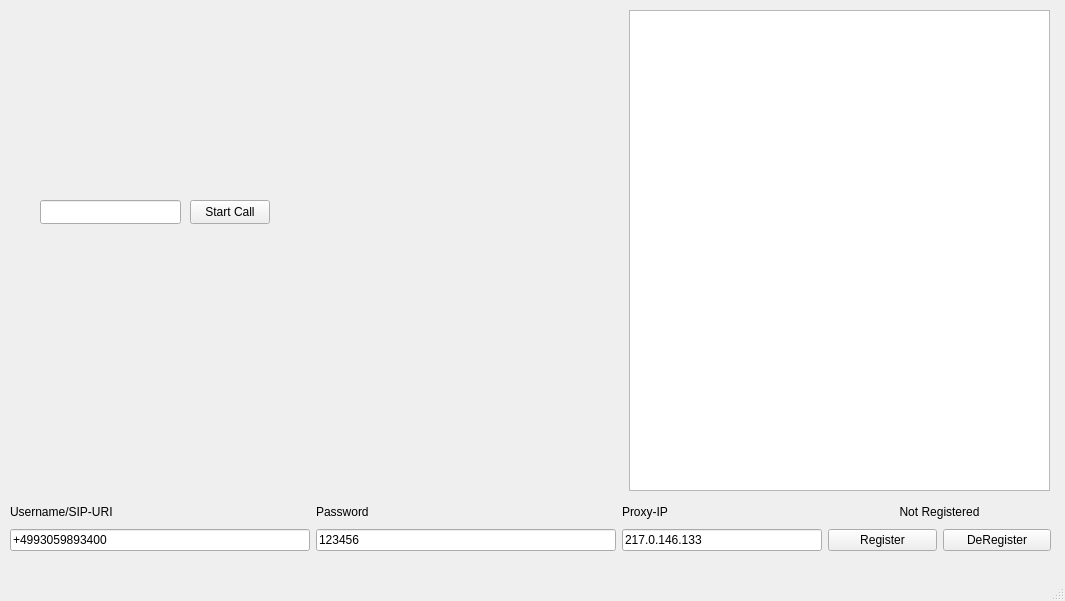
Qt form mainwindow.ui (dkuehnl/rtp_generator) before a commit.
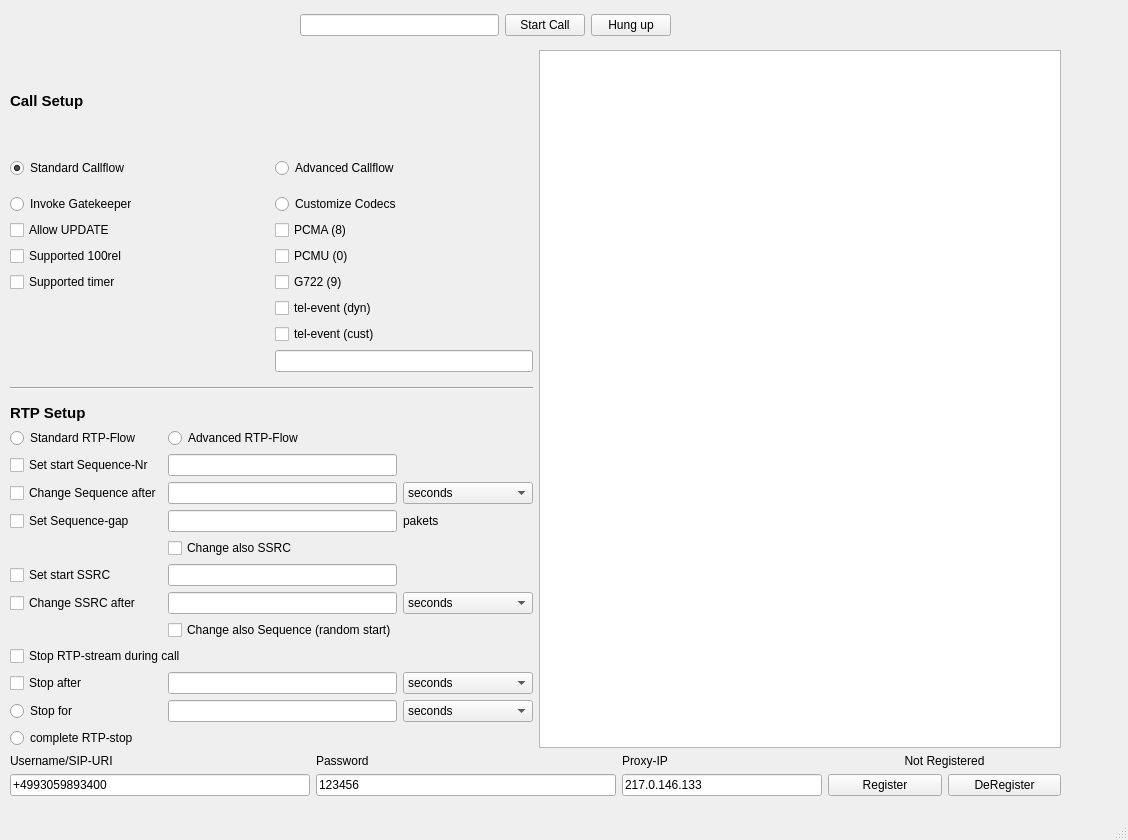
The same form after that commit. Custom widgets are drawn as their Qt base class.

Commit message: added planned ui-features

```diff
--- a/mainwindow.ui
+++ b/mainwindow.ui
@@ -6,8 +6,8 @@
    <rect>
     <x>0</x>
     <y>0</y>
-    <width>1065</width>
-    <height>601</height>
+    <width>1128</width>
+    <height>840</height>
    </rect>
   </property>
   <property name="windowTitle">
@@ -18,137 +18,630 @@
     <property name="geometry">
      <rect>
       <x>10</x>
-      <y>500</y>
-      <width>1041</width>
-      <height>51</height>
+      <y>50</y>
+      <width>1051</width>
+      <height>746</height>
      </rect>
     </property>
-    <layout class="QGridLayout" name="gridLayout">
-     <item row="1" column="2">
-      <widget class="QLineEdit" name="leProxyIp">
-       <property name="maximumSize">
-        <size>
-         <width>200</width>
-         <height>16777215</height>
-        </size>
+    <layout class="QGridLayout" name="centralLayout">
+     <item row="0" column="1" rowspan="3">
+      <widget class="FlowChart" name="gvFlowChart">
+       <property name="enabled">
+        <bool>true</bool>
        </property>
-       <property name="text">
-        <string>217.0.146.133</string>
+       <property name="sizePolicy">
+        <sizepolicy hsizetype="Minimum" vsizetype="Expanding">
+         <horstretch>0</horstretch>
+         <verstretch>0</verstretch>
+        </sizepolicy>
        </property>
-      </widget>
-     </item>
-     <item row="1" column="0">
-      <widget class="QLineEdit" name="leUser">
-       <property name="maximumSize">
+       <property name="minimumSize">
         <size>
          <width>300</width>
-         <height>16777215</height>
+         <height>0</height>
         </size>
        </property>
-       <property name="text">
-        <string>+4993059893400</string>
+       <property name="autoFillBackground">
+        <bool>true</bool>
        </property>
-      </widget>
-     </item>
-     <item row="1" column="1">
-      <widget class="QLineEdit" name="lePassword">
-       <property name="maximumSize">
-        <size>
-         <width>300</width>
-         <height>16777215</height>
-        </size>
-       </property>
-       <property name="text">
-        <string>123456</string>
+       <property name="backgroundBrush">
+        <brush brushstyle="SolidPattern">
+         <color alpha="255">
+          <red>230</red>
+          <green>230</green>
+          <blue>230</blue>
+         </color>
+        </brush>
        </property>
       </widget>
      </item>
      <item row="0" column="0">
-      <widget class="QLabel" name="label">
-       <property name="text">
-        <string>Username/SIP-URI</string>
-       </property>
-      </widget>
-     </item>
-     <item row="0" column="1">
-      <widget class="QLabel" name="label_2">
-       <property name="text">
-        <string>Password</string>
-       </property>
-      </widget>
-     </item>
-     <item row="0" column="2">
-      <widget class="QLabel" name="label_3">
-       <property name="text">
-        <string>Proxy-IP</string>
-       </property>
-      </widget>
-     </item>
-     <item row="0" column="3" rowspan="2">
-      <layout class="QGridLayout" name="gridLayout_2">
+      <layout class="QGridLayout" name="callSetupLayout">
+       <item row="8" column="1">
+        <widget class="QCheckBox" name="checkBox_8">
+         <property name="text">
+          <string>tel-event (cust)</string>
+         </property>
+         <property name="checkable">
+          <bool>true</bool>
+         </property>
+        </widget>
+       </item>
+       <item row="5" column="0">
+        <widget class="QCheckBox" name="checkBox_2">
+         <property name="layoutDirection">
+          <enum>Qt::LayoutDirection::LeftToRight</enum>
+         </property>
+         <property name="text">
+          <string>Supported 100rel</string>
+         </property>
+         <property name="checkable">
+          <bool>true</bool>
+         </property>
+        </widget>
+       </item>
+       <item row="9" column="1">
+        <widget class="QLineEdit" name="lineEdit">
+         <property name="sizePolicy">
+          <sizepolicy hsizetype="Minimum" vsizetype="Fixed">
+           <horstretch>0</horstretch>
+           <verstretch>0</verstretch>
+          </sizepolicy>
+         </property>
+         <property name="readOnly">
+          <bool>false</bool>
+         </property>
+        </widget>
+       </item>
+       <item row="2" column="0" colspan="2">
+        <spacer name="verticalSpacer">
+         <property name="orientation">
+          <enum>Qt::Orientation::Vertical</enum>
+         </property>
+         <property name="sizeType">
+          <enum>QSizePolicy::Policy::Minimum</enum>
+         </property>
+         <property name="sizeHint" stdset="0">
+          <size>
+           <width>20</width>
+           <height>10</height>
+          </size>
+         </property>
+        </spacer>
+       </item>
        <item row="1" column="0">
-        <widget class="QPushButton" name="btnRegister">
+        <widget class="QRadioButton" name="radioButton_3">
          <property name="text">
-          <string>Register</string>
+          <string>Standard Callflow</string>
+         </property>
+         <property name="checked">
+          <bool>true</bool>
+         </property>
+        </widget>
+       </item>
+       <item row="3" column="1">
+        <widget class="QRadioButton" name="radioButton_6">
+         <property name="text">
+          <string>Customize Codecs</string>
+         </property>
+         <property name="checkable">
+          <bool>true</bool>
+         </property>
+        </widget>
+       </item>
+       <item row="7" column="1">
+        <widget class="QCheckBox" name="checkBox_7">
+         <property name="text">
+          <string>tel-event (dyn)</string>
+         </property>
+         <property name="checkable">
+          <bool>true</bool>
+         </property>
+        </widget>
+       </item>
+       <item row="6" column="1">
+        <widget class="QCheckBox" name="checkBox_6">
+         <property name="text">
+          <string>G722 (9)</string>
+         </property>
+         <property name="checkable">
+          <bool>true</bool>
+         </property>
+        </widget>
+       </item>
+       <item row="5" column="1">
+        <widget class="QCheckBox" name="checkBox_5">
+         <property name="text">
+          <string>PCMU (0)</string>
+         </property>
+         <property name="checkable">
+          <bool>true</bool>
          </property>
         </widget>
        </item>
        <item row="1" column="1">
-        <widget class="QPushButton" name="btnDeRegister">
+        <widget class="QRadioButton" name="radioButton_4">
          <property name="text">
-          <string>DeRegister</string>
+          <string>Advanced Callflow</string>
+         </property>
+        </widget>
+       </item>
+       <item row="3" column="0">
+        <widget class="QRadioButton" name="radioButton_5">
+         <property name="text">
+          <string>Invoke Gatekeeper</string>
+         </property>
+         <property name="checkable">
+          <bool>true</bool>
+         </property>
+        </widget>
+       </item>
+       <item row="4" column="0">
+        <widget class="QCheckBox" name="checkBox">
+         <property name="layoutDirection">
+          <enum>Qt::LayoutDirection::LeftToRight</enum>
+         </property>
+         <property name="text">
+          <string>Allow UPDATE</string>
+         </property>
+         <property name="checkable">
+          <bool>true</bool>
+         </property>
+        </widget>
+       </item>
+       <item row="4" column="1">
+        <widget class="QCheckBox" name="checkBox_4">
+         <property name="text">
+          <string>PCMA (8)</string>
+         </property>
+         <property name="checkable">
+          <bool>true</bool>
+         </property>
+        </widget>
+       </item>
+       <item row="6" column="0">
+        <widget class="QCheckBox" name="checkBox_3">
+         <property name="layoutDirection">
+          <enum>Qt::LayoutDirection::LeftToRight</enum>
+         </property>
+         <property name="text">
+          <string>Supported timer</string>
+         </property>
+         <property name="checkable">
+          <bool>true</bool>
          </property>
         </widget>
        </item>
        <item row="0" column="0" colspan="2">
-        <widget class="QLabel" name="lblRegState">
-         <property name="layoutDirection">
-          <enum>Qt::LayoutDirection::LeftToRight</enum>
+        <widget class="QLabel" name="label_7">
+         <property name="sizePolicy">
+          <sizepolicy hsizetype="Preferred" vsizetype="Minimum">
+           <horstretch>0</horstretch>
+           <verstretch>0</verstretch>
+          </sizepolicy>
          </property>
+         <property name="font">
+          <font>
+           <pointsize>11</pointsize>
+           <bold>true</bold>
+          </font>
+         </property>
          <property name="text">
-          <string>Not Registered</string>
+          <string>Call Setup</string>
          </property>
-         <property name="alignment">
-          <set>Qt::AlignmentFlag::AlignCenter</set>
+        </widget>
+       </item>
+      </layout>
+     </item>
+     <item row="2" column="0">
+      <layout class="QGridLayout" name="rtpSetupLayout">
+       <item row="10" column="2">
+        <widget class="QComboBox" name="comboBox_3">
+         <item>
+          <property name="text">
+           <string>seconds</string>
+          </property>
+         </item>
+         <item>
+          <property name="text">
+           <string>pakets</string>
+          </property>
+         </item>
+        </widget>
+       </item>
+       <item row="7" column="1">
+        <widget class="QLineEdit" name="lineEdit_6">
+         <property name="sizePolicy">
+          <sizepolicy hsizetype="Minimum" vsizetype="Fixed">
+           <horstretch>0</horstretch>
+           <verstretch>0</verstretch>
+          </sizepolicy>
          </property>
         </widget>
        </item>
+       <item row="3" column="0">
+        <widget class="QCheckBox" name="checkBox_10">
+         <property name="text">
+          <string>Change Sequence after</string>
+         </property>
+        </widget>
+       </item>
+       <item row="6" column="0">
+        <widget class="QCheckBox" name="checkBox_13">
+         <property name="text">
+          <string>Set start SSRC</string>
+         </property>
+        </widget>
+       </item>
+       <item row="0" column="0" colspan="3">
+        <widget class="QLabel" name="label_4">
+         <property name="sizePolicy">
+          <sizepolicy hsizetype="Preferred" vsizetype="Minimum">
+           <horstretch>0</horstretch>
+           <verstretch>0</verstretch>
+          </sizepolicy>
+         </property>
+         <property name="font">
+          <font>
+           <pointsize>11</pointsize>
+           <bold>true</bold>
+          </font>
+         </property>
+         <property name="text">
+          <string>RTP Setup</string>
+         </property>
+        </widget>
+       </item>
+       <item row="9" column="0" colspan="2">
+        <widget class="QCheckBox" name="checkBox_16">
+         <property name="text">
+          <string>Stop RTP-stream during call</string>
+         </property>
+        </widget>
+       </item>
+       <item row="1" column="0">
+        <widget class="QRadioButton" name="radioButton">
+         <property name="text">
+          <string>Standard RTP-Flow</string>
+         </property>
+        </widget>
+       </item>
+       <item row="3" column="2">
+        <widget class="QComboBox" name="comboBox">
+         <item>
+          <property name="text">
+           <string>seconds</string>
+          </property>
+         </item>
+         <item>
+          <property name="text">
+           <string>pakets</string>
+          </property>
+         </item>
+        </widget>
+       </item>
+       <item row="11" column="1">
+        <widget class="QLineEdit" name="lineEdit_8">
+         <property name="sizePolicy">
+          <sizepolicy hsizetype="Minimum" vsizetype="Fixed">
+           <horstretch>0</horstretch>
+           <verstretch>0</verstretch>
+          </sizepolicy>
+         </property>
+        </widget>
+       </item>
+       <item row="3" column="1">
+        <widget class="QLineEdit" name="lineEdit_3">
+         <property name="sizePolicy">
+          <sizepolicy hsizetype="Minimum" vsizetype="Fixed">
+           <horstretch>0</horstretch>
+           <verstretch>0</verstretch>
+          </sizepolicy>
+         </property>
+        </widget>
+       </item>
+       <item row="2" column="1">
+        <widget class="QLineEdit" name="lineEdit_2">
+         <property name="sizePolicy">
+          <sizepolicy hsizetype="Minimum" vsizetype="Fixed">
+           <horstretch>0</horstretch>
+           <verstretch>0</verstretch>
+          </sizepolicy>
+         </property>
+        </widget>
+       </item>
+       <item row="10" column="0">
+        <widget class="QCheckBox" name="checkBox_17">
+         <property name="text">
+          <string>Stop after</string>
+         </property>
+        </widget>
+       </item>
+       <item row="2" column="0">
+        <widget class="QCheckBox" name="checkBox_9">
+         <property name="text">
+          <string>Set start Sequence-Nr</string>
+         </property>
+        </widget>
+       </item>
+       <item row="4" column="1">
+        <widget class="QLineEdit" name="lineEdit_4">
+         <property name="sizePolicy">
+          <sizepolicy hsizetype="Minimum" vsizetype="Fixed">
+           <horstretch>0</horstretch>
+           <verstretch>0</verstretch>
+          </sizepolicy>
+         </property>
+        </widget>
+       </item>
+       <item row="7" column="0">
+        <widget class="QCheckBox" name="checkBox_14">
+         <property name="text">
+          <string>Change SSRC after</string>
+         </property>
+        </widget>
+       </item>
+       <item row="5" column="1">
+        <widget class="QCheckBox" name="checkBox_11">
+         <property name="text">
+          <string>Change also SSRC</string>
+         </property>
+        </widget>
+       </item>
+       <item row="10" column="1">
+        <widget class="QLineEdit" name="lineEdit_7">
+         <property name="sizePolicy">
+          <sizepolicy hsizetype="Minimum" vsizetype="Fixed">
+           <horstretch>0</horstretch>
+           <verstretch>0</verstretch>
+          </sizepolicy>
+         </property>
+        </widget>
+       </item>
+       <item row="11" column="0">
+        <widget class="QRadioButton" name="radioButton_7">
+         <property name="text">
+          <string>Stop for</string>
+         </property>
+        </widget>
+       </item>
+       <item row="6" column="1">
+        <widget class="QLineEdit" name="lineEdit_5">
+         <property name="sizePolicy">
+          <sizepolicy hsizetype="Minimum" vsizetype="Fixed">
+           <horstretch>0</horstretch>
+           <verstretch>0</verstretch>
+          </sizepolicy>
+         </property>
+        </widget>
+       </item>
+       <item row="12" column="0">
+        <widget class="QRadioButton" name="radioButton_8">
+         <property name="text">
+          <string>complete RTP-stop</string>
+         </property>
+        </widget>
+       </item>
+       <item row="4" column="2">
+        <widget class="QLabel" name="label_5">
+         <property name="text">
+          <string>pakets</string>
+         </property>
+        </widget>
+       </item>
+       <item row="8" column="1">
+        <widget class="QCheckBox" name="checkBox_15">
+         <property name="text">
+          <string>Change also Sequence (random start)</string>
+         </property>
+        </widget>
+       </item>
+       <item row="11" column="2">
+        <widget class="QComboBox" name="comboBox_4">
+         <item>
+          <property name="text">
+           <string>seconds</string>
+          </property>
+         </item>
+         <item>
+          <property name="text">
+           <string>pakets</string>
+          </property>
+         </item>
+        </widget>
+       </item>
+       <item row="1" column="1" colspan="2">
+        <widget class="QRadioButton" name="radioButton_2">
+         <property name="text">
+          <string>Advanced RTP-Flow</string>
+         </property>
+        </widget>
+       </item>
+       <item row="4" column="0">
+        <widget class="QCheckBox" name="checkBox_12">
+         <property name="text">
+          <string>Set Sequence-gap</string>
+         </property>
+        </widget>
+       </item>
+       <item row="7" column="2">
+        <widget class="QComboBox" name="comboBox_2">
+         <item>
+          <property name="text">
+           <string>seconds</string>
+          </property>
+         </item>
+         <item>
+          <property name="text">
+           <string>pakets</string>
+          </property>
+         </item>
+        </widget>
+       </item>
       </layout>
      </item>
+     <item row="3" column="0" colspan="2">
+      <layout class="QGridLayout" name="RegLayout">
+       <item row="1" column="2">
+        <widget class="QLineEdit" name="leProxyIp">
+         <property name="maximumSize">
+          <size>
+           <width>200</width>
+           <height>16777215</height>
+          </size>
+         </property>
+         <property name="text">
+          <string>217.0.146.133</string>
+         </property>
+        </widget>
+       </item>
+       <item row="1" column="0">
+        <widget class="QLineEdit" name="leUser">
+         <property name="maximumSize">
+          <size>
+           <width>300</width>
+           <height>16777215</height>
+          </size>
+         </property>
+         <property name="text">
+          <string>+4993059893400</string>
+         </property>
+        </widget>
+       </item>
+       <item row="1" column="1">
+        <widget class="QLineEdit" name="lePassword">
+         <property name="maximumSize">
+          <size>
+           <width>300</width>
+           <height>16777215</height>
+          </size>
+         </property>
+         <property name="text">
+          <string>123456</string>
+         </property>
+        </widget>
+       </item>
+       <item row="0" column="0">
+        <widget class="QLabel" name="label">
+         <property name="sizePolicy">
+          <sizepolicy hsizetype="Preferred" vsizetype="Fixed">
+           <horstretch>0</horstretch>
+           <verstretch>0</verstretch>
+          </sizepolicy>
+         </property>
+         <property name="text">
+          <string>Username/SIP-URI</string>
+         </property>
+        </widget>
+       </item>
+       <item row="0" column="1">
+        <widget class="QLabel" name="label_2">
+         <property name="sizePolicy">
+          <sizepolicy hsizetype="Preferred" vsizetype="Fixed">
+           <horstretch>0</horstretch>
+           <verstretch>0</verstretch>
+          </sizepolicy>
+         </property>
+         <property name="text">
+          <string>Password</string>
+         </property>
+        </widget>
+       </item>
+       <item row="0" column="2">
+        <widget class="QLabel" name="label_3">
+         <property name="sizePolicy">
+          <sizepolicy hsizetype="Preferred" vsizetype="Fixed">
+           <horstretch>0</horstretch>
+           <verstretch>0</verstretch>
+          </sizepolicy>
+         </property>
+         <property name="text">
+          <string>Proxy-IP</string>
+         </property>
+        </widget>
+       </item>
+       <item row="0" column="3" rowspan="2">
+        <layout class="QGridLayout" name="gridLayout_2">
+         <item row="1" column="0">
+          <widget class="QPushButton" name="btnRegister">
+           <property name="text">
+            <string>Register</string>
+           </property>
+          </widget>
+         </item>
+         <item row="1" column="1">
+          <widget class="QPushButton" name="btnDeRegister">
+           <property name="text">
+            <string>DeRegister</string>
+           </property>
+          </widget>
+         </item>
+         <item row="0" column="0" colspan="2">
+          <widget class="QLabel" name="lblRegState">
+           <property name="sizePolicy">
+            <sizepolicy hsizetype="Preferred" vsizetype="Fixed">
+             <horstretch>0</horstretch>
+             <verstretch>0</verstretch>
+            </sizepolicy>
+           </property>
+           <property name="layoutDirection">
+            <enum>Qt::LayoutDirection::LeftToRight</enum>
+           </property>
+           <property name="text">
+            <string>Not Registered</string>
+           </property>
+           <property name="alignment">
+            <set>Qt::AlignmentFlag::AlignCenter</set>
+           </property>
+          </widget>
+         </item>
+        </layout>
+       </item>
+      </layout>
+     </item>
+     <item row="1" column="0">
+      <widget class="Line" name="line">
+       <property name="minimumSize">
+        <size>
+         <width>0</width>
+         <height>20</height>
+        </size>
+       </property>
+       <property name="orientation">
+        <enum>Qt::Orientation::Horizontal</enum>
+       </property>
+      </widget>
+     </item>
     </layout>
    </widget>
-   <widget class="FlowChart" name="gvFlowChart">
+   <widget class="QWidget" name="horizontalLayoutWidget">
     <property name="geometry">
      <rect>
-      <x>629</x>
+      <x>300</x>
       <y>10</y>
-      <width>421</width>
-      <height>481</height>
+      <width>371</width>
+      <height>31</height>
      </rect>
     </property>
-   </widget>
-   <widget class="QLineEdit" name="leDestination">
-    <property name="geometry">
-     <rect>
-      <x>40</x>
-      <y>200</y>
-      <width>141</width>
-      <height>24</height>
-     </rect>
-    </property>
-   </widget>
-   <widget class="QPushButton" name="btnCall">
-    <property name="geometry">
-     <rect>
-      <x>190</x>
-      <y>200</y>
-      <width>80</width>
-      <height>24</height>
-     </rect>
-    </property>
-    <property name="text">
-     <string>Start Call</string>
-    </property>
+    <layout class="QHBoxLayout" name="horizontalLayout">
+     <item>
+      <widget class="QLineEdit" name="leDestination"/>
+     </item>
+     <item>
+      <widget class="QPushButton" name="btnCall">
+       <property name="text">
+        <string>Start Call</string>
+       </property>
+      </widget>
+     </item>
+     <item>
+      <widget class="QPushButton" name="btnEndCall">
+       <property name="text">
+        <string>Hung up</string>
+       </property>
+      </widget>
+     </item>
+    </layout>
    </widget>
   </widget>
   <widget class="QMenuBar" name="menubar">
```
Left out of the diff: 4 changed lines with no effect on the pictures. The commit also changes 1 other file.
